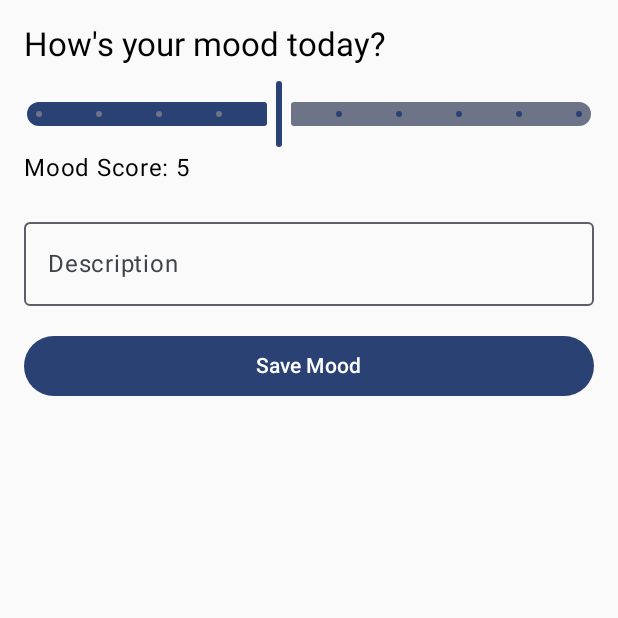
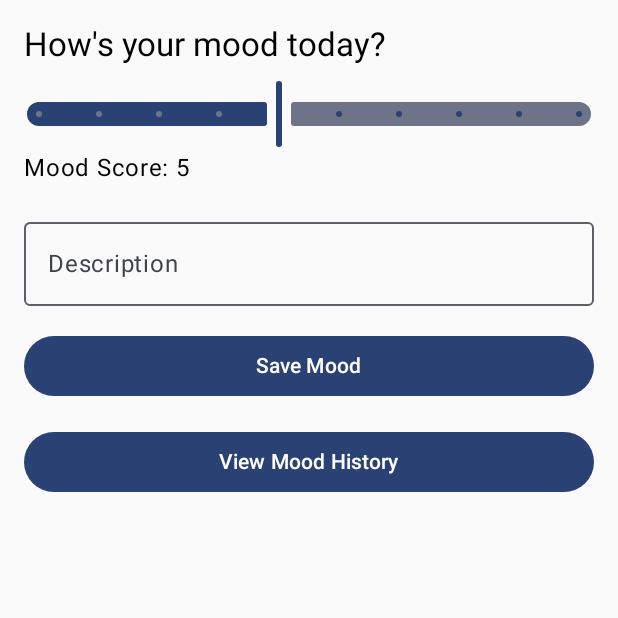
Before and after one commit to Sir-Lancaster/Quest-for-Calm, an Android app built with Jetpack Compose: the screen it shows after launch (MainActivity), on a phone screen of 412 x 824 dp, the top half of it. Run offline under Robolectric (Android 15) with nearby library versions, the phone set to English and light mode, and no system bars; our stand-ins replace Room's generated code.

Commit message:
MoodLogHistory is implemented.

```diff
--- a/app/src/main/java/com/example/questforcalm/MainActivity.kt
+++ b/app/src/main/java/com/example/questforcalm/MainActivity.kt
@@ -1,5 +1,6 @@
 package com.example.questforcalm
 
+import android.icu.util.Calendar
 import android.os.Bundle
 import androidx.activity.ComponentActivity
 import androidx.activity.compose.setContent
@@ -20,14 +21,18 @@ import androidx.compose.runtime.remember
 import androidx.compose.runtime.rememberCoroutineScope
 import androidx.compose.ui.Modifier
 import androidx.compose.ui.unit.dp
+import androidx.navigation.NavHostController
+import androidx.navigation.compose.NavHost
+import androidx.navigation.compose.composable
+import androidx.navigation.compose.rememberNavController
 import androidx.room.Room
 import com.example.questforcalm.database.QFCDatabase
 import com.example.questforcalm.dao.MoodLogDao
 import com.example.questforcalm.models.MoodLog
+import com.example.questforcalm.ui.screens.MoodHistoryScreen
 import com.example.questforcalm.ui.theme.QuestForCalmTheme
 import kotlinx.coroutines.Dispatchers
 import kotlinx.coroutines.launch
-import java.util.Calendar
 
 class MainActivity : ComponentActivity() {
 
@@ -47,14 +52,27 @@ class MainActivity : ComponentActivity() {
 
         setContent {
             QuestForCalmTheme {
-                MoodLogScreen(moodLogDao)
+                val navController = rememberNavController()
+                AppNavigator(navController, moodLogDao)
             }
         }
     }
 }
 
 @Composable
-fun MoodLogScreen(moodLogDao: MoodLogDao) {
+fun AppNavigator(navController: NavHostController, moodLogDao: MoodLogDao) {
+    NavHost(navController = navController, startDestination = "moodLogScreen") {
+        composable("moodLogScreen") {
+            MoodLogScreen(moodLogDao, navController)
+        }
+        composable("moodHistoryScreen") {
+            MoodHistoryScreen(moodLogDao)
+        }
+    }
+}
+
+@Composable
+fun MoodLogScreen(moodLogDao: MoodLogDao, navController: NavHostController) {
     val moodScore = remember { mutableStateOf(5) }
     val description = remember { mutableStateOf("") }
     val coroutineScope = rememberCoroutineScope()
@@ -102,5 +120,15 @@ fun MoodLogScreen(moodLogDao: MoodLogDao) {
         ) {
             Text("Save Mood")
         }
+        Button(
+            onClick = {
+                navController.navigate("moodHistoryScreen")
+            },
+            modifier = Modifier
+                .fillMaxWidth()
+                .padding(top = 16.dp)
+        ) {
+            Text("View Mood History")
+        }
     }
 }
--- a/app/src/main/java/com/example/questforcalm/dao/MoodLogDao.kt
+++ b/app/src/main/java/com/example/questforcalm/dao/MoodLogDao.kt
@@ -1,10 +1,14 @@
 package com.example.questforcalm.dao
 import androidx.room.Dao
 import androidx.room.Insert
+import androidx.room.Query
 import com.example.questforcalm.models.MoodLog
 
 @Dao
 interface MoodLogDao {
     @Insert
     suspend fun insertMoodLog(moodLog: MoodLog)
+
+    @Query("SELECT * FROM mood_logs")
+    abstract fun getAllMoodLogs(): List<MoodLog>
 }
--- a/app/src/main/res/values/colors.xml
+++ b/app/src/main/res/values/colors.xml
@@ -7,4 +7,8 @@
     <color name="teal_700">#FF018786</color>
     <color name="black">#FF000000</color>
     <color name="white">#FFFFFFFF</color>
+    <color name="light_blue_400">#FF29B6F6</color>
+    <color name="light_blue_600">#FF039BE5</color>
+    <color name="gray_400">#FFBDBDBD</color>
+    <color name="gray_600">#FF757575</color>
 </resources>
```
Also changed, not shown: app/src/main/java/com/example/questforcalm/ui/screens/MoodLogHistory.kt (added, +42 -0 lines), app/src/main/res/values-night/styles.xml (added, +7 -0 lines), app/src/main/res/values/attrs_mood_log_history.xml (added, +8 -0 lines), app/src/main/res/values/styles.xml (added, +7 -0 lines).
